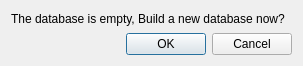
Above: Araneus/UI/empty_db.ui from 416d72/araneus before the change. Below: the same form after it.
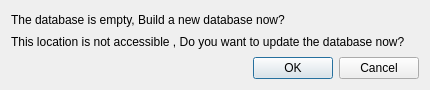
That is the form after the change.

Commit message: - Now double clicking on a result item in main window will open the default file manager in the item's location. - If however the location is no longer exists, a message will popup asking for database update.

What changed in the file:
```diff
--- a/Araneus/UI/empty_db.ui
+++ b/Araneus/UI/empty_db.ui
@@ -6,15 +6,27 @@
    <rect>
     <x>0</x>
     <y>0</y>
-    <width>303</width>
-    <height>66</height>
+    <width>430</width>
+    <height>90</height>
    </rect>
   </property>
+  <property name="minimumSize">
+   <size>
+    <width>430</width>
+    <height>90</height>
+   </size>
+  </property>
+  <property name="maximumSize">
+   <size>
+    <width>430</width>
+    <height>90</height>
+   </size>
+  </property>
   <property name="windowTitle">
    <string>Empty database</string>
   </property>
   <layout class="QGridLayout" name="gridLayout">
-   <item row="1" column="0">
+   <item row="2" column="0">
     <widget class="QDialogButtonBox" name="buttonBox">
      <property name="orientation">
       <enum>Qt::Horizontal</enum>
@@ -31,6 +43,13 @@
      </property>
     </widget>
    </item>
+   <item row="1" column="0">
+    <widget class="QLabel" name="diag_out_of_date_db">
+     <property name="text">
+      <string>&lt;html&gt;&lt;head/&gt;&lt;body&gt;&lt;p&gt;This location is not accessible , Do you want to update the database now?&lt;/p&gt;&lt;/body&gt;&lt;/html&gt;</string>
+     </property>
+    </widget>
+   </item>
   </layout>
  </widget>
  <resources/>
```
The commit also changes 7 other files.
